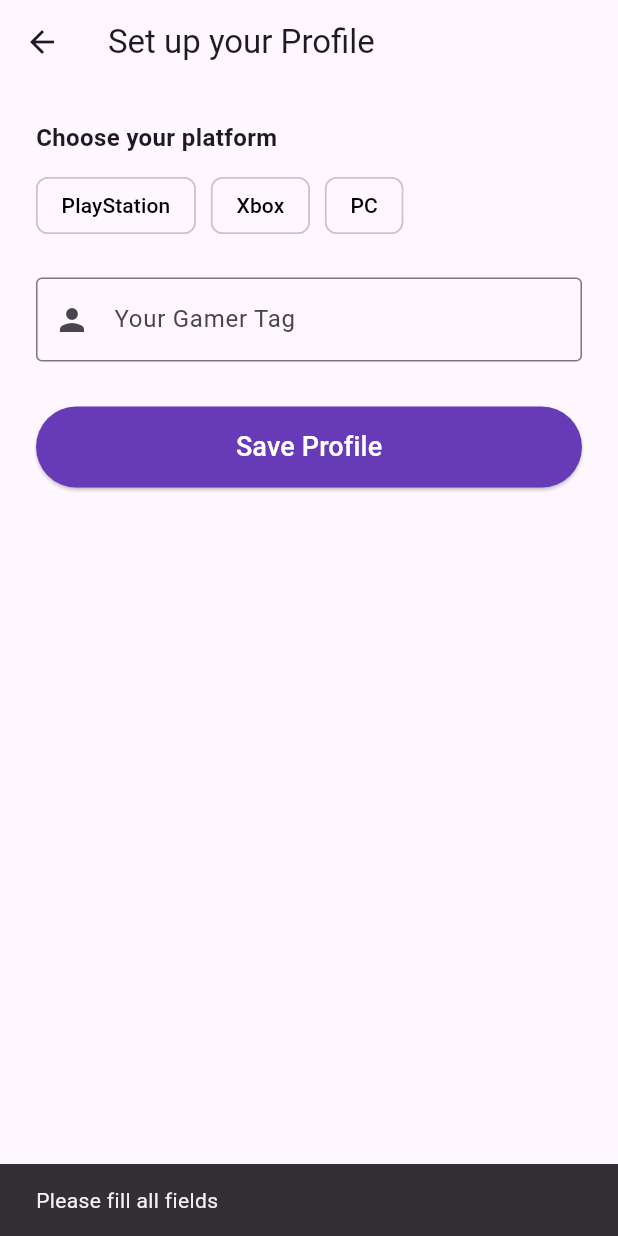
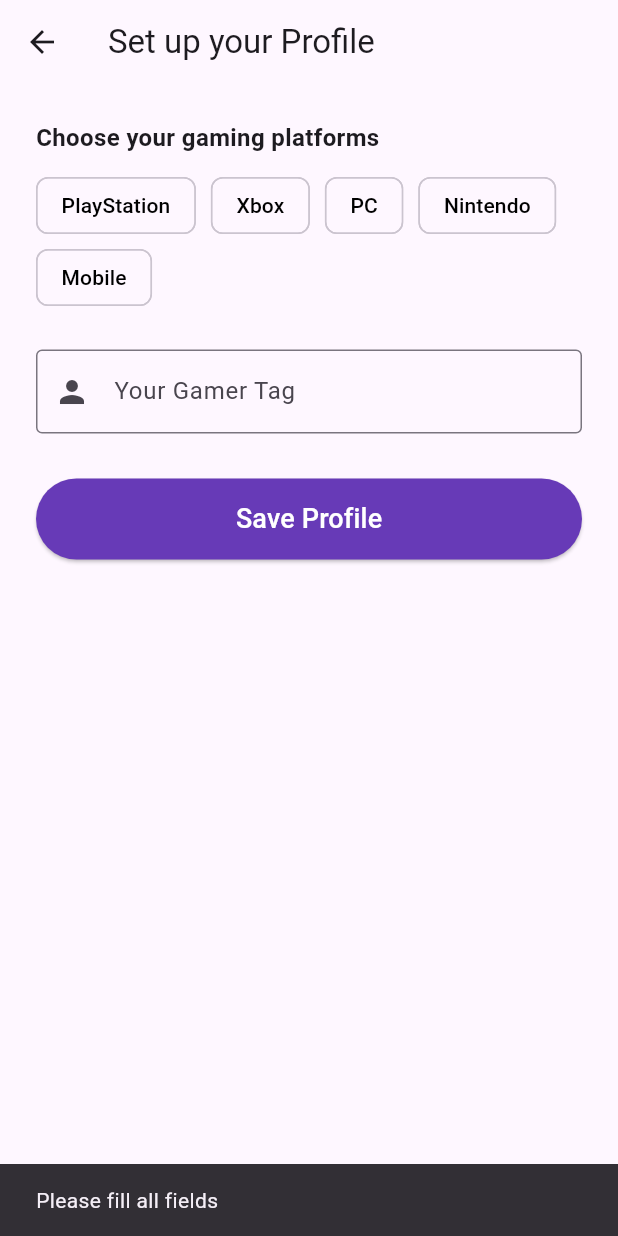
Before and after one commit to safridi044/PlayersConnect, a Flutter app: the ProfileSetupPage screen opened directly, after a tap on "Save Profile", on a phone screen of 412 x 824 dp. Run offline on Flutter 3.47's test engine with Material 3 defaults, Android fonts, the light colour scheme and no system bars; our stand-ins replace cloud_firestore, firebase_auth, firebase_core; accounts and stored records are empty.

Commit message:
User can now select multiple Platform

```diff
--- a/lib/main.dart
+++ b/lib/main.dart
@@ -215,7 +215,7 @@
   }
 }
 
-// ================= PROFILE SETUP PAGE =================
+// ================= PROFILE SETUP PAGE (MULTI-PLATFORM) =================
 class ProfileSetupPage extends StatefulWidget {
   const ProfileSetupPage({super.key});
 
@@ -224,22 +224,31 @@
 }
 
 class _ProfileSetupPageState extends State<ProfileSetupPage> {
-  String? _selectedPlatform;
   final _usernameController = TextEditingController();
+  final List<String> _selectedPlatforms = [];
+
+  final List<String> _availablePlatforms = [
+    'PlayStation',
+    'Xbox',
+    'PC',
+    'Nintendo',
+    'Mobile',
+  ];
 
   Future<void> _saveProfile() async {
     final user = FirebaseAuth.instance.currentUser;
     if (user == null) return;
 
-    if (_selectedPlatform == null || _usernameController.text.trim().isEmpty) {
-      ScaffoldMessenger.of(context)
-          .showSnackBar(const SnackBar(content: Text('Please fill all fields')));
+    if (_selectedPlatforms.isEmpty || _usernameController.text.trim().isEmpty) {
+      ScaffoldMessenger.of(context).showSnackBar(
+        const SnackBar(content: Text('Please fill all fields')),
+      );
       return;
     }
 
     await FirebaseFirestore.instance.collection('players').doc(user.uid).set({
       'email': user.email,
-      'platform': _selectedPlatform,
+      'platforms': _selectedPlatforms,
       'username': _usernameController.text.trim(),
       'createdAt': FieldValue.serverTimestamp(),
     });
@@ -259,25 +268,33 @@
         child: Column(
           crossAxisAlignment: CrossAxisAlignment.start,
           children: [
-            const Text('Choose your platform', style: TextStyle(fontWeight: FontWeight.bold, fontSize: 16)),
+            const Text(
+              'Choose your gaming platforms',
+              style: TextStyle(fontWeight: FontWeight.bold, fontSize: 16),
+            ),
             const SizedBox(height: 10),
             Wrap(
               spacing: 10,
-              children: ['PlayStation', 'Xbox', 'PC']
-                  .map(
-                    (platform) => ChoiceChip(
+              children: _availablePlatforms.map((platform) {
+                final isSelected = _selectedPlatforms.contains(platform);
+                return FilterChip(
                   label: Text(platform),
-                  selected: _selectedPlatform == platform,
+                  selected: isSelected,
                   selectedColor: Colors.deepPurple,
+                  labelStyle: TextStyle(
+                    color: isSelected ? Colors.white : Colors.black,
+                  ),
                   onSelected: (selected) {
-                    setState(() => _selectedPlatform = selected ? platform : null);
+                    setState(() {
+                      if (selected) {
+                        _selectedPlatforms.add(platform);
+                      } else {
+                        _selectedPlatforms.remove(platform);
+                      }
+                    });
                   },
-                  labelStyle: TextStyle(
-                    color: _selectedPlatform == platform ? Colors.white : Colors.black,
-                  ),
-                ),
-              )
-                  .toList(),
+                );
+              }).toList(),
             ),
             const SizedBox(height: 24),
             TextField(
@@ -297,7 +314,10 @@
                   backgroundColor: Colors.deepPurple,
                   padding: const EdgeInsets.symmetric(vertical: 14),
                 ),
-                child: const Text('Save Profile', style: TextStyle(color: Colors.white, fontSize: 18)),
+                child: const Text(
+                  'Save Profile',
+                  style: TextStyle(color: Colors.white, fontSize: 18),
+                ),
               ),
             ),
           ],
@@ -368,7 +388,7 @@
                 ),
                 const SizedBox(height: 10),
                 Text(
-                  'Platform: ${data['platform'] ?? 'Unknown'}',
+                  'Platforms: ${(data['platforms'] as List<dynamic>?)?.join(', ') ?? 'Unknown'}',
                   style: const TextStyle(fontSize: 16, color: Colors.black54),
                 ),
                 const SizedBox(height: 30),
@@ -402,7 +422,7 @@
                               ),
                               const SizedBox(height: 4),
                               Text(
-                                'Platform: ${data['platform']}',
+                                'Platforms: ${(data['platforms'] as List<dynamic>?)?.join(', ') ?? 'Unknown'}',
                                 style: const TextStyle(color: Colors.black54),
                               ),
                             ],
```
